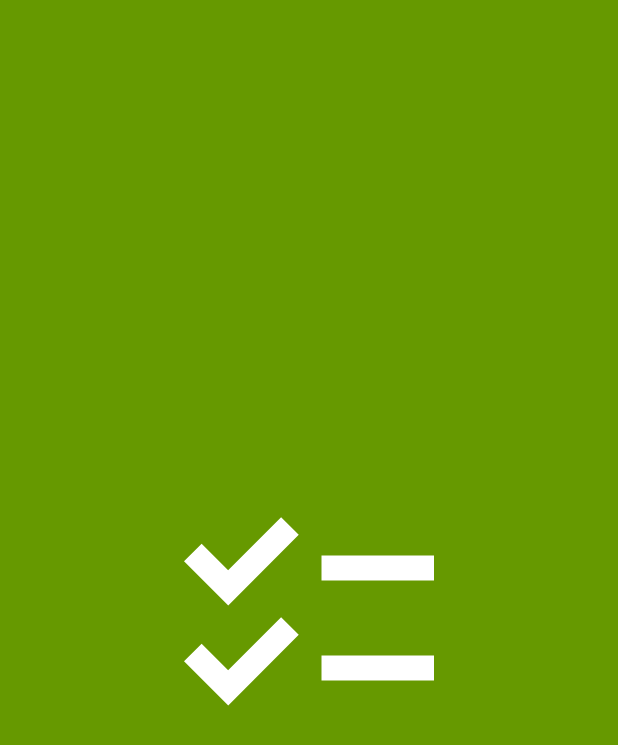
After one commit to ahmtkrks/toDoList, an Android app: the SplashActivity screen opened directly, with no data from a screen before it, on a phone screen of 412 x 824 dp. The commit adds this screen. Shown: the top 745 px of the screen. Run offline under Robolectric (Android 15) with nearby library versions, the phone set to English and light mode, and no system bars; 1 statement that could not run was skipped.

Commit message:
last commit
Added to Splash Activity and App Icon

```diff
--- a/app/src/main/AndroidManifest.xml
+++ b/app/src/main/AndroidManifest.xml
@@ -6,11 +6,20 @@
         android:allowBackup="true"
         android:dataExtractionRules="@xml/data_extraction_rules"
         android:fullBackupContent="@xml/backup_rules"
-        android:icon="@mipmap/ic_launcher"
+        android:icon="@drawable/ic_icon"
         android:label="@string/app_name"
         android:supportsRtl="true"
         android:theme="@style/Theme.ToDoList"
         tools:targetApi="31">
+        <activity
+            android:name=".SplashActivity"
+            android:exported="true">
+            <intent-filter>
+                <action android:name="android.intent.action.MAIN" />
+
+                <category android:name="android.intent.category.LAUNCHER" />
+            </intent-filter>
+        </activity>
         <activity
             android:name=".MainActivity"
             android:exported="true">
--- a/app/src/main/java/com/example/todolist/Adapter/ToDoAdapter.java
+++ b/app/src/main/java/com/example/todolist/Adapter/ToDoAdapter.java
@@ -70,7 +70,7 @@ public class ToDoAdapter extends RecyclerView.Adapter<ToDoAdapter.CardViewObject
     public void setTasks(List<ToDoModel> toDoList){
         this.toDoList=toDoList;
         notifyDataSetChanged();
-        //SADAMS
+
     }
 
     public Context getContext(){
--- /dev/null
+++ b/app/src/main/java/com/example/todolist/SplashActivity.java
@@ -0,0 +1,27 @@
+package com.example.todolist;
+
+import androidx.appcompat.app.AppCompatActivity;
+
+import android.content.Intent;
+import android.os.Bundle;
+import android.os.Handler;
+
+public class SplashActivity extends AppCompatActivity {
+
+    @Override
+    protected void onCreate(Bundle savedInstanceState) {
+        super.onCreate(savedInstanceState);
+        setContentView(R.layout.activity_splash);
+        getSupportActionBar().hide();
+
+        Intent intent = new Intent(SplashActivity.this,MainActivity.class);
+
+        new Handler().postDelayed(new Runnable() {
+            @Override
+            public void run() {
+                startActivity(intent);
+                finish();
+            }
+        },1000);
+    }
+}
--- /dev/null
+++ b/app/src/main/res/drawable/ic_list.xml
@@ -0,0 +1,5 @@
+<vector android:height="24dp" android:tint="#FFFFFF"
+    android:viewportHeight="24" android:viewportWidth="24"
+    android:width="24dp" xmlns:android="http://schemas.android.com/apk/res/android">
+    <path android:fillColor="@android:color/white" android:pathData="M22,7h-9v2h9V7zM22,15h-9v2h9V15zM5.54,11L2,7.46l1.41,-1.41l2.12,2.12l4.24,-4.24l1.41,1.41L5.54,11zM5.54,19L2,15.46l1.41,-1.41l2.12,2.12l4.24,-4.24l1.41,1.41L5.54,19z"/>
+</vector>
--- /dev/null
+++ b/app/src/main/res/layout/activity_splash.xml
@@ -0,0 +1,22 @@
+<?xml version="1.0" encoding="utf-8"?>
+<androidx.constraintlayout.widget.ConstraintLayout xmlns:android="http://schemas.android.com/apk/res/android"
+    xmlns:app="http://schemas.android.com/apk/res-auto"
+    xmlns:tools="http://schemas.android.com/tools"
+    android:layout_width="match_parent"
+    android:layout_height="match_parent"
+    android:background="@android:color/holo_green_dark"
+    tools:context=".SplashActivity">
+
+    <ImageView
+        android:layout_width="200dp"
+        android:layout_height="200dp"
+        android:src="@drawable/ic_list"
+        app:layout_constraintBottom_toBottomOf="parent"
+        app:layout_constraintEnd_toEndOf="parent"
+        app:layout_constraintHorizontal_bias="0.5"
+        app:layout_constraintStart_toStartOf="parent"
+        app:layout_constraintTop_toTopOf="parent"
+        app:layout_constraintVertical_bias="0.5" />
+
+
+</androidx.constraintlayout.widget.ConstraintLayout>
```
Also changed, not shown: app/src/main/res/drawable/ic_icon.png (added).
